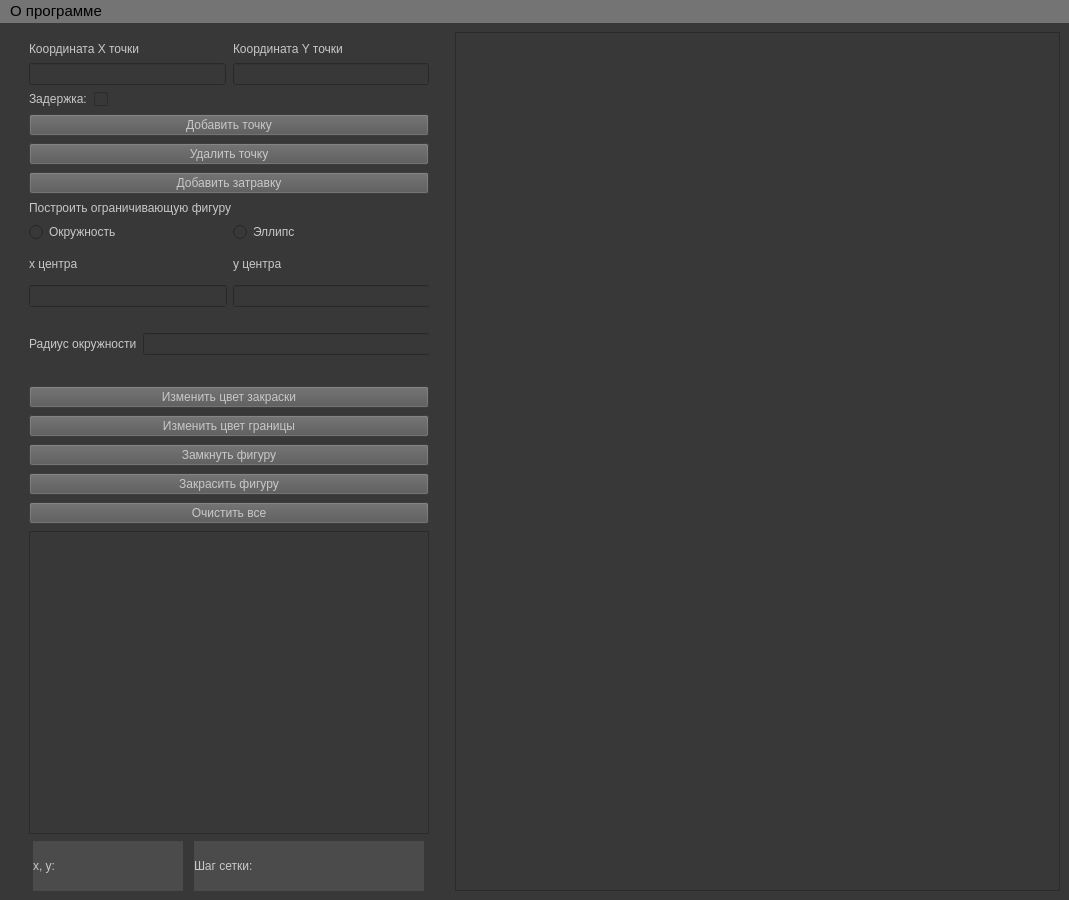
Old version of the form lab_06/template.ui in the repository NikolayL2sch/cg_bmstu.
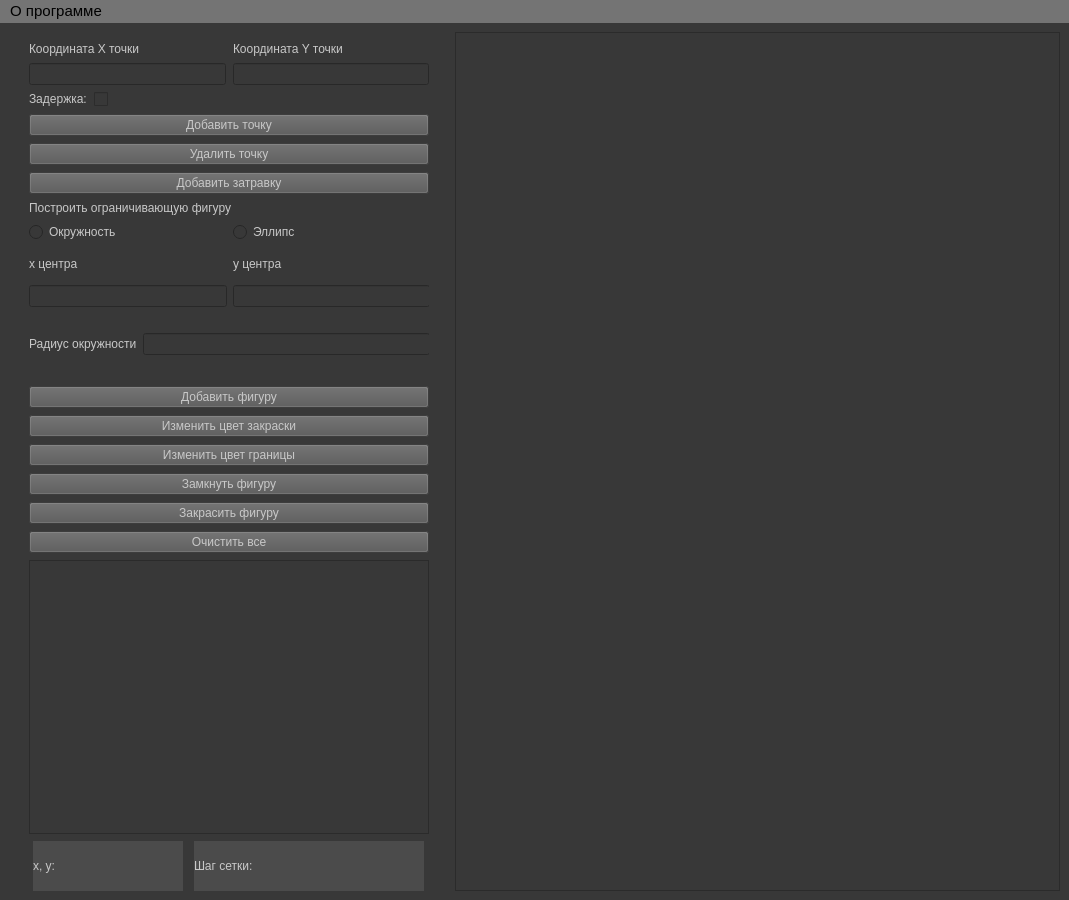
New version of the form.

Patch:
```diff
--- a/lab_06/template.ui
+++ b/lab_06/template.ui
@@ -50,7 +50,7 @@
    </property>
    <layout class="QGridLayout" name="gridLayout">
     <item row="0" column="0">
-     <layout class="QVBoxLayout" name="verticalLayout" stretch="0,0,0,0,0,0,0,0,0,0,0,0,0,0,0">
+     <layout class="QVBoxLayout" name="verticalLayout" stretch="0,0,0,0,0,0,0,0,0,0,0,0,0,0,0,0">
       <property name="spacing">
        <number>7</number>
       </property>
@@ -532,6 +532,30 @@
         </widget>
        </widget>
       </item>
+      <item>
+       <widget class="QPushButton" name="add_figure_button">
+        <property name="sizePolicy">
+         <sizepolicy hsizetype="Fixed" vsizetype="Fixed">
+          <horstretch>0</horstretch>
+          <verstretch>0</verstretch>
+         </sizepolicy>
+        </property>
+        <property name="maximumSize">
+         <size>
+          <width>460</width>
+          <height>16777215</height>
+         </size>
+        </property>
+        <property name="styleSheet">
+         <string notr="true">color: rgb(200, 200, 200);
+font: 10pt &quot;Segoe UI&quot;;
+background-color: rgb(86, 86, 86);</string>
+        </property>
+        <property name="text">
+         <string>Добавить фигуру</string>
+        </property>
+       </widget>
+      </item>
       <item>
        <widget class="QPushButton" name="change_color_button">
         <property name="sizePolicy">
```
Left out of the diff: 2 changed lines with no effect on the pictures.
